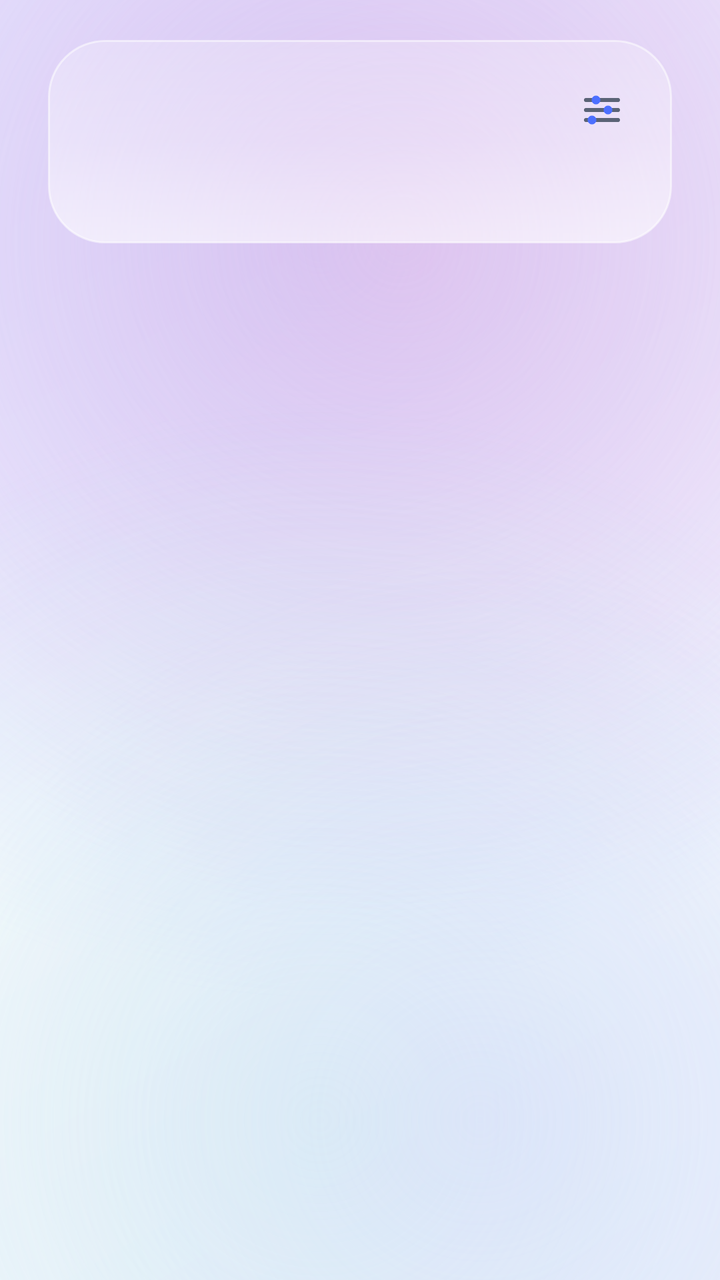
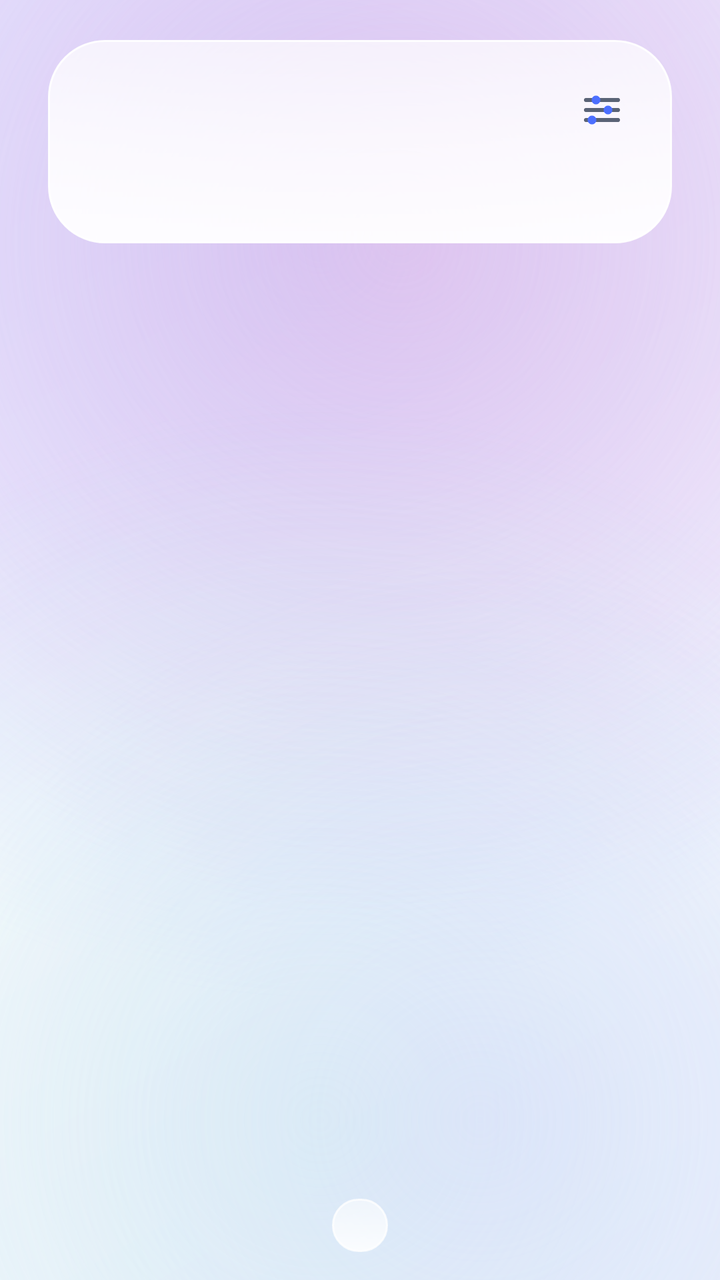

Compare the two renders of this Android layout. The source of the first and the diff that turns it into the second are given below.
<!-- AndroidManifest.xml: activity theme Theme.Control -->
<!-- res/layout/activity_home.xml -->
<?xml version="1.0" encoding="utf-8"?>
<FrameLayout xmlns:android="http://schemas.android.com/apk/res/android"
    android:id="@+id/root"
    android:layout_width="match_parent"
    android:layout_height="match_parent"
    android:background="@drawable/bg_page_gradient">

    <ImageView
        android:id="@+id/ivWallpaper"
        android:layout_width="match_parent"
        android:layout_height="match_parent"
        android:contentDescription="@null"
        android:scaleType="centerCrop"
        android:visibility="gone" />

    <View
        android:id="@+id/vScrim"
        android:layout_width="match_parent"
        android:layout_height="match_parent"
        android:background="@drawable/bg_scrim_vertical"
        android:visibility="gone" />

    <LinearLayout
        android:layout_width="match_parent"
        android:layout_height="match_parent"
        android:orientation="vertical"
        android:paddingLeft="24dp"
        android:paddingTop="20dp"
        android:paddingRight="24dp"
        android:paddingBottom="14dp">

        
        <LinearLayout
            android:layout_width="match_parent"
            android:layout_height="wrap_content"
            android:background="@drawable/bg_glass_header"
            android:elevation="10dp"
            android:orientation="vertical"
            android:paddingLeft="18dp"
            android:paddingTop="14dp"
            android:paddingRight="14dp"
            android:paddingBottom="14dp">

            <LinearLayout
                android:layout_width="match_parent"
                android:layout_height="wrap_content"
                android:gravity="center_vertical"
                android:orientation="horizontal">

                <TextView
                    android:id="@+id/tvClock"
                    android:layout_width="wrap_content"
                    android:layout_height="wrap_content"
                    android:textColor="@color/text"
                    android:textSize="30sp"
                    android:textStyle="bold" />

                <TextView
                    android:id="@+id/tvDate"
                    android:layout_width="0dp"
                    android:layout_height="wrap_content"
                    android:layout_marginLeft="14dp"
                    android:layout_weight="1"
                    android:textColor="@color/sub"
                    android:textSize="13sp" />

                <ImageButton
                    android:id="@+id/btnSettings"
                    android:layout_width="42dp"
                    android:layout_height="42dp"
                    android:background="@drawable/bg_grid_item"
                    android:contentDescription="@string/settings"
                    android:padding="9dp"
                    android:src="@drawable/ic_settings" />
            </LinearLayout>

            <TextView
                android:id="@+id/tvStatus"
                android:layout_width="match_parent"
                android:layout_height="wrap_content"
                android:layout_marginTop="4dp"
                android:lineSpacingExtra="3dp"
                android:textColor="@color/sub"
                android:textSize="13sp" />

            <LinearLayout
                android:id="@+id/chipBox"
                android:layout_width="match_parent"
                android:layout_height="wrap_content"
                android:layout_marginTop="10dp"
                android:orientation="horizontal" />
        </LinearLayout>

        <GridView
            android:id="@+id/grid"
            android:layout_width="match_parent"
            android:layout_height="0dp"
            android:layout_marginTop="14dp"
            android:layout_weight="1"
            android:clipToPadding="false"
            android:horizontalSpacing="6dp"
            android:numColumns="5"
            android:stretchMode="columnWidth"
            android:verticalSpacing="10dp" />

        <TextView
            android:id="@+id/tvFooter"
            android:layout_width="match_parent"
            android:layout_height="wrap_content"
            android:layout_marginTop="8dp"
            android:gravity="center"
            android:shadowColor="#B3FFFFFF"
            android:shadowDx="0"
            android:shadowDy="1"
            android:shadowRadius="3"
            android:textColor="@color/sub"
            android:textSize="11sp" />
    </LinearLayout>
</FrameLayout>
<!-- resources referenced by this layout -->
<resources>
  <color name="sub">#7A8496</color>
  <color name="text">#1B1F27</color>
  <!-- drawable bg_glass_header (drawable) -->
  <?xml version="1.0" encoding="utf-8"?>
  <shape xmlns:android="http://schemas.android.com/apk/res/android"
      android:shape="rectangle">
      <gradient
          android:angle="90"
          android:startColor="#99FFFFFF"
          android:centerColor="#5CFFFFFF"
          android:endColor="#3DFFFFFF"
          android:type="linear" />
      <corners android:radius="28dp" />
      <stroke
          android:width="1dp"
          android:color="#8CFFFFFF" />
  </shape>
  <!-- drawable bg_grid_item (drawable) -->
  <?xml version="1.0" encoding="utf-8"?>
  <ripple xmlns:android="http://schemas.android.com/apk/res/android"
      android:color="#1A4C6FFF">
      <item android:id="@android:id/mask">
          <shape android:shape="rectangle">
              <solid android:color="#FFFFFF" />
              <corners android:radius="18dp" />
          </shape>
      </item>
  </ripple>
  <!-- drawable bg_page_gradient: vector/xml drawable (drawable, 2158 chars, omitted) -->
  <!-- drawable bg_scrim_vertical (drawable) -->
  <?xml version="1.0" encoding="utf-8"?>
  <shape xmlns:android="http://schemas.android.com/apk/res/android"
      android:shape="rectangle">
      <gradient
          android:angle="270"
          android:startColor="#80FFFFFF"
          android:centerColor="#4DFFFFFF"
          android:endColor="#A6FFFFFF"
          android:type="linear" />
  </shape>
  <!-- drawable ic_settings (drawable) -->
  <?xml version="1.0" encoding="utf-8"?>
  <vector xmlns:android="http://schemas.android.com/apk/res/android"
      android:width="24dp"
      android:height="24dp"
      android:viewportWidth="24"
      android:viewportHeight="24">
      <path
          android:pathData="M4,7 H20 M4,12 H20 M4,17 H20"
          android:strokeColor="#5A6376"
          android:strokeLineCap="round"
          android:strokeWidth="2" />
      <path
          android:fillColor="#4C6FFF"
          android:pathData="M9,7 m-2.2,0 a2.2,2.2 0 1,0 4.4,0 a2.2,2.2 0 1,0 -4.4,0" />
      <path
          android:fillColor="#4C6FFF"
          android:pathData="M15,12 m-2.2,0 a2.2,2.2 0 1,0 4.4,0 a2.2,2.2 0 1,0 -4.4,0" />
      <path
          android:fillColor="#4C6FFF"
          android:pathData="M7,17 m-2.2,0 a2.2,2.2 0 1,0 4.4,0 a2.2,2.2 0 1,0 -4.4,0" />
  </vector>
  <string name="settings">设置</string>
  <style name="Theme.Control" parent="Theme.AppCompat.Light.NoActionBar">
          <item name="colorPrimary">@color/accent</item>
          <item name="colorPrimaryDark">@color/accent</item>
          <item name="colorAccent">@color/accent</item>
          <item name="android:windowBackground">@drawable/bg_page_gradient</item>
          <item name="android:statusBarColor">@color/bg</item>
          <item name="android:navigationBarColor">@color/bg</item>
          <item name="android:windowLightStatusBar">true</item>
          <item name="android:textColorPrimary">@color/text</item>
          <item name="android:textColorSecondary">@color/sub</item>
          <item name="android:windowAnimationStyle">@android:style/Animation.Activity</item>
      </style>
  <color name="accent">#4C6FFF</color>
  <color name="bg">#F4F6FB</color>
</resources>

<!-- the commit's change to res/layout/activity_home.xml (unified diff, before → after) -->
@@ -91,28 +91,28 @@
                 android:orientation="horizontal" />
         </LinearLayout>
 
-        <GridView
+        <androidx.recyclerview.widget.RecyclerView
             android:id="@+id/grid"
             android:layout_width="match_parent"
             android:layout_height="0dp"
-            android:layout_marginTop="14dp"
+            android:layout_marginTop="10dp"
             android:layout_weight="1"
             android:clipToPadding="false"
-            android:horizontalSpacing="6dp"
-            android:numColumns="5"
-            android:stretchMode="columnWidth"
-            android:verticalSpacing="10dp" />
+            android:overScrollMode="never"
+            android:scrollbars="none" />
 
         <TextView
             android:id="@+id/tvFooter"
-            android:layout_width="match_parent"
+            android:layout_width="wrap_content"
             android:layout_height="wrap_content"
+            android:layout_gravity="center_horizontal"
             android:layout_marginTop="8dp"
+            android:background="@drawable/bg_chip"
             android:gravity="center"
-            android:shadowColor="#B3FFFFFF"
-            android:shadowDx="0"
-            android:shadowDy="1"
-            android:shadowRadius="3"
+            android:paddingLeft="14dp"
+            android:paddingTop="6dp"
+            android:paddingRight="14dp"
+            android:paddingBottom="6dp"
             android:textColor="@color/sub"
             android:textSize="11sp" />
     </LinearLayout>
<!-- resource entries referenced after the edit -->
@@ -2,20 +2,34 @@
 <resources>
   <color name="sub">#7A8496</color>
   <color name="text">#1B1F27</color>
+  <!-- drawable bg_chip (drawable) -->
+  <?xml version="1.0" encoding="utf-8"?>
+  <shape xmlns:android="http://schemas.android.com/apk/res/android"
+      android:shape="rectangle">
+      <gradient
+          android:angle="90"
+          android:startColor="#D9FFFFFF"
+          android:endColor="#8CFFFFFF"
+          android:type="linear" />
+      <corners android:radius="20dp" />
+      <stroke
+          android:width="1dp"
+          android:color="#CCFFFFFF" />
+  </shape>
   <!-- drawable bg_glass_header (drawable) -->
   <?xml version="1.0" encoding="utf-8"?>
   <shape xmlns:android="http://schemas.android.com/apk/res/android"
       android:shape="rectangle">
       <gradient
           android:angle="90"
-          android:startColor="#99FFFFFF"
-          android:centerColor="#5CFFFFFF"
-          android:endColor="#3DFFFFFF"
+          android:startColor="#F0FFFFFF"
+          android:centerColor="#D9FFFFFF"
+          android:endColor="#B3FFFFFF"
           android:type="linear" />
       <corners android:radius="28dp" />
       <stroke
           android:width="1dp"
-          android:color="#8CFFFFFF" />
+          android:color="#F2FFFFFF" />
   </shape>
   <!-- drawable bg_grid_item (drawable) -->
   <?xml version="1.0" encoding="utf-8"?>
